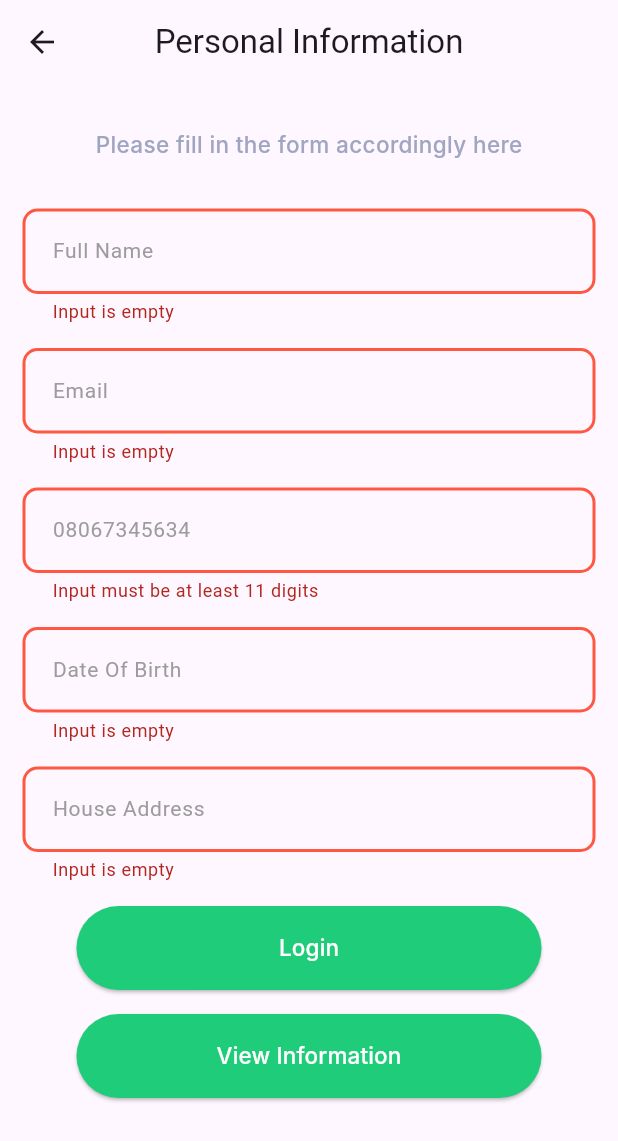
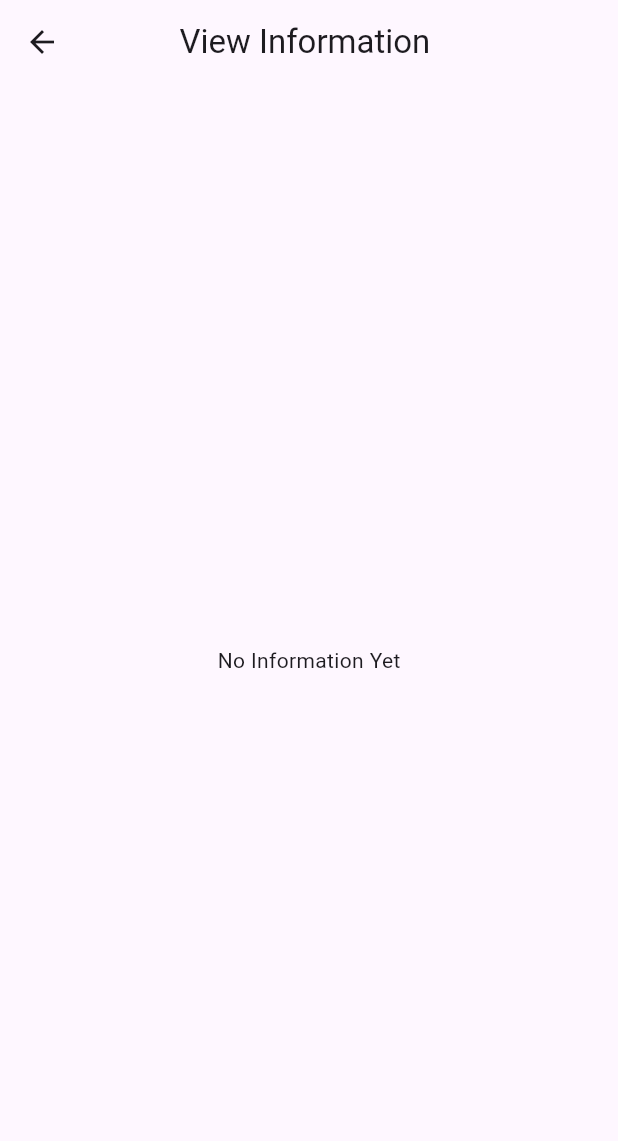
Before and after one commit to beevers/ExpatSwap-FlutterTask, a Flutter app: the PersonalInfoScreen screen opened directly, after a tap on "View Information", on a phone screen of 412 x 824 dp. Shown: the top 1141 px of the screen. Run offline on Flutter 3.47's test engine with Material 2 defaults, Android fonts, the phone set to English and light mode, and no system bars; our stand-ins replace animated_splash_screen, flutter_riverpod, flutter_screenutil, get; Roboto replaces fonts that are missing (Inter).

Commit message:
added view Information screen

```diff
--- a/lib/view/presentation/home/personal_info_screen.dart
+++ b/lib/view/presentation/home/personal_info_screen.dart
@@ -1,6 +1,8 @@
 import 'package:expatswap_fluttertask/data/utils/space_utils.dart';
+import 'package:expatswap_fluttertask/view/presentation/home/view_info_screen.dart';
 import 'package:flutter/material.dart';
 import 'package:flutter_riverpod/flutter_riverpod.dart';
+import 'package:get/get.dart';
 
 import '../../../data/controllers/form_controller/text_form_cont.dart';
 import '../../../data/helper/validation_helper.dart';
@@ -19,8 +21,13 @@ class _PersonalInfoScreenState extends ConsumerState<PersonalInfoScreen> {
   final GlobalKey<FormState> _formKey = GlobalKey<FormState>();
   @override
   Widget build(BuildContext context) {
-    return Scaffold(
+    return WillPopScope(
+      onWillPop: () async {
+        return Future.value(false);
+      },
+      child: Scaffold(
         appBar: AppBar(
+          leading: const SizedBox.shrink(),
           title: const Text("Personal Information"),
           centerTitle: true,
         ),
@@ -70,8 +77,8 @@ class _PersonalInfoScreenState extends ConsumerState<PersonalInfoScreen> {
                         context: context,
                         initialDate:
                             DateTime.now().subtract(const Duration(days: 5136)),
-                      firstDate:
-                          DateTime.now().subtract(const Duration(days: 29280)),
+                        firstDate: DateTime.now()
+                            .subtract(const Duration(days: 29280)),
                         lastDate:
                             DateTime.now().subtract(const Duration(days: 3979)),
                       ));
@@ -102,8 +109,7 @@ class _PersonalInfoScreenState extends ConsumerState<PersonalInfoScreen> {
                     isLoading: false,
                     title: "View Information",
                     function: () async {
-                    FocusScope.of(context).unfocus();
-                    if (_formKey.currentState!.validate()) {}
+                      Get.to(() => const ViewInformationScreen());
                     },
                   ),
                 ],
@@ -111,6 +117,18 @@ class _PersonalInfoScreenState extends ConsumerState<PersonalInfoScreen> {
             ),
           ),
         ),
+      ),
     );
   }
+
+  @override
+  void dispose() {
+    nameController.dispose();
+    emailController.dispose();
+    phoneController.dispose();
+    dobController.dispose();
+    addressController.dispose();
+
+    super.dispose();
   }
+}
--- /dev/null
+++ b/lib/view/presentation/home/view_info_screen.dart
@@ -0,0 +1,22 @@
+import 'package:flutter/material.dart';
+import 'package:flutter_riverpod/flutter_riverpod.dart';
+
+class ViewInformationScreen extends ConsumerStatefulWidget {
+  const ViewInformationScreen({super.key});
+  @override
+  ConsumerState<ConsumerStatefulWidget> createState() =>
+      _ViewInformationScreenState();
+}
+
+class _ViewInformationScreenState extends ConsumerState<ViewInformationScreen> {
+  @override
+  Widget build(BuildContext context) {
+    return Scaffold(
+      appBar: AppBar(
+        title: const Text("View Information "),
+        centerTitle: true,
+      ),
+      body: const Center(child: Text("No Information Yet")),
+    );
+  }
+}
```
Lines whose indentation alone changed are shown as unchanged.
